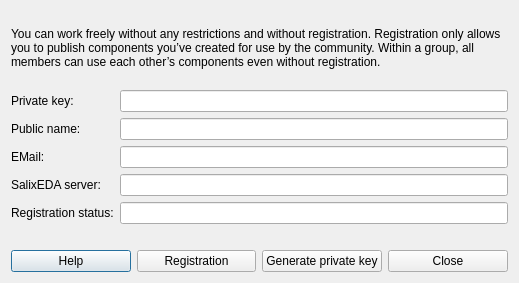
First picture: the form in src/windows/SdDRegistation.ui, repository usiksan/SaliCAD, before the edit.
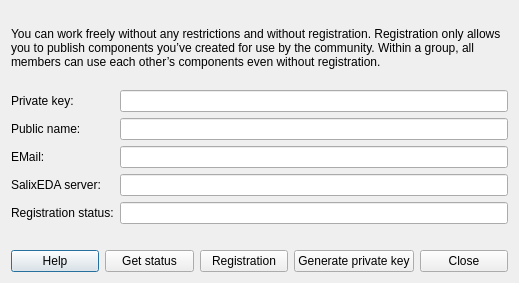
Second picture: the form after the edit.

Diff of the .ui file:
```diff
--- a/src/windows/SdDRegistation.ui
+++ b/src/windows/SdDRegistation.ui
@@ -98,6 +98,13 @@
        </property>
       </widget>
      </item>
+     <item>
+      <widget class="QPushButton" name="mGetStatus">
+       <property name="text">
+        <string>Get status</string>
+       </property>
+      </widget>
+     </item>
      <item>
       <widget class="QPushButton" name="mRegistration">
        <property name="text">
```
